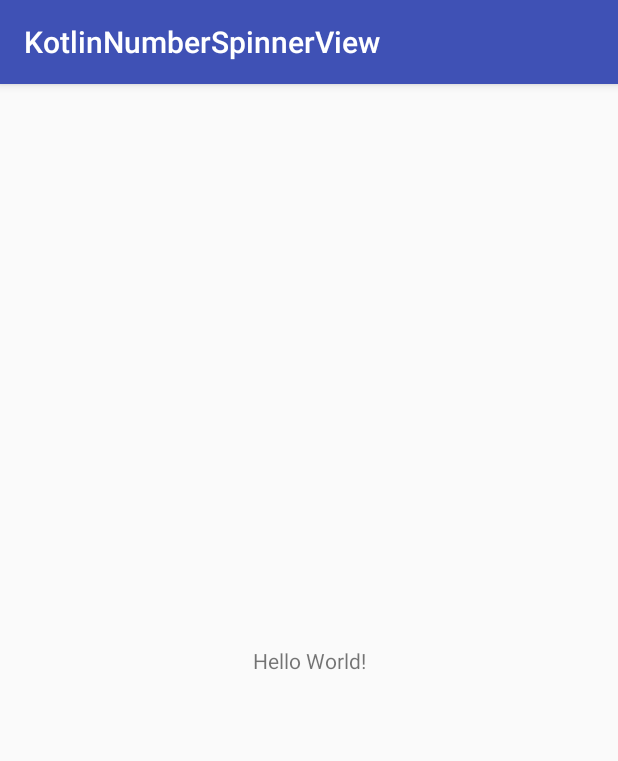
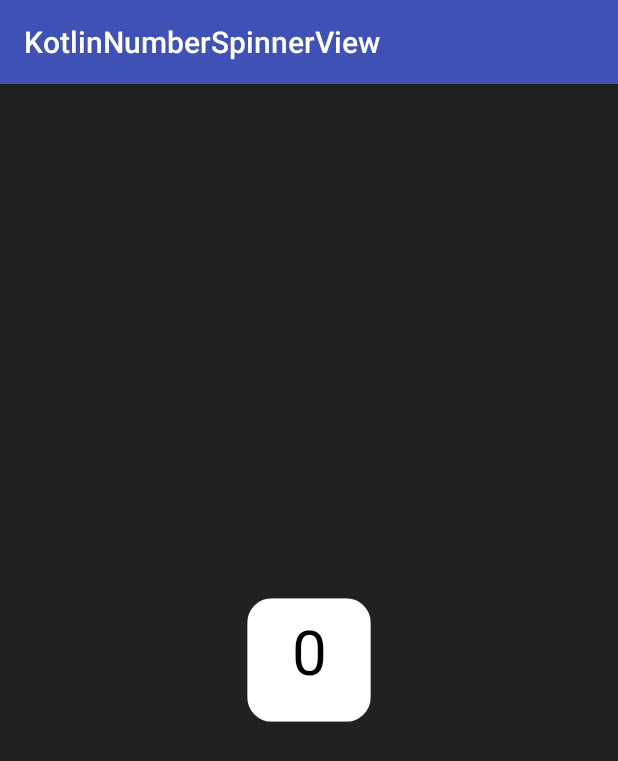
Before and after one commit to Anwesh43/KotlinNumberSpinnerView, an Android app: the screen it shows after launch (MainActivity), on a phone screen of 412 x 824 dp. Shown: the top 761 px of the screen. Run offline under Robolectric (Android 15) with nearby library versions, the phone set to English and light mode, and no system bars.

```diff
--- a/app/build.gradle
+++ b/app/build.gradle
@@ -29,6 +29,7 @@ dependencies {
     compile 'com.android.support.constraint:constraint-layout:1.0.2'
     testCompile 'junit:junit:4.12'
     compile "org.jetbrains.kotlin:kotlin-stdlib-jre7:$kotlin_version"
+    compile project(":numberspinnerview")
 }
 repositories {
     mavenCentral()
--- a/app/src/main/java/ui/anwesome/com/kotlinnumberspinnerview/MainActivity.kt
+++ b/app/src/main/java/ui/anwesome/com/kotlinnumberspinnerview/MainActivity.kt
@@ -2,11 +2,12 @@ package ui.anwesome.com.kotlinnumberspinnerview
 
 import android.support.v7.app.AppCompatActivity
 import android.os.Bundle
+import ui.anwesome.com.numberspinnerview.NumberSpinnerView
 
 class MainActivity : AppCompatActivity() {
 
     override fun onCreate(savedInstanceState: Bundle?) {
         super.onCreate(savedInstanceState)
-        setContentView(R.layout.activity_main)
+        NumberSpinnerView.create(this)
     }
 }
```
